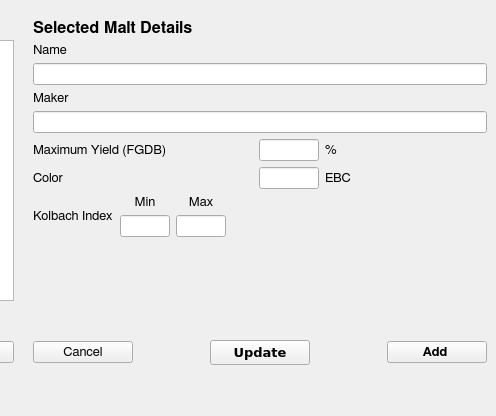
Before: the Qt Designer form src/designer/maltdialog.ui in jaaf/EasyBeer, drawn with Qt 5; both pictures show x 337 to 833 and y 0 to 416 of the 833 by 416 pixel window.
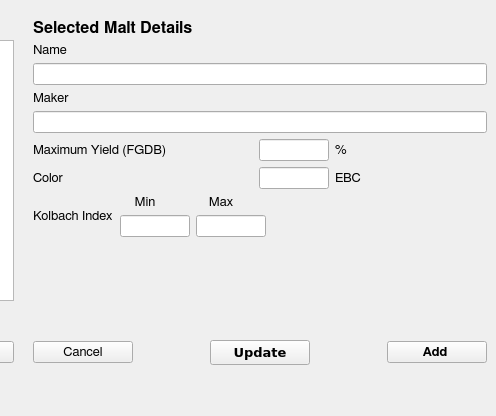
After: the same form once the commit is applied.

Commit message: finalizing malt dialog

What changed in the file:
```diff
--- a/src/designer/maltdialog.ui
+++ b/src/designer/maltdialog.ui
@@ -276,7 +276,7 @@
         </property>
         <property name="maximumSize">
          <size>
-          <width>50</width>
+          <width>70</width>
           <height>16777215</height>
          </size>
         </property>
@@ -333,7 +333,7 @@
         </property>
         <property name="maximumSize">
          <size>
-          <width>50</width>
+          <width>70</width>
           <height>16777215</height>
          </size>
         </property>
@@ -403,7 +403,7 @@
          <widget class="QLineEdit" name="kolbach_min">
           <property name="maximumSize">
            <size>
-            <width>50</width>
+            <width>70</width>
             <height>50</height>
            </size>
           </property>
@@ -444,7 +444,7 @@
          <widget class="QLineEdit" name="kolbach_max">
           <property name="maximumSize">
            <size>
-            <width>50</width>
+            <width>70</width>
             <height>50</height>
            </size>
           </property>
```
The commit also changes 3 other files.
